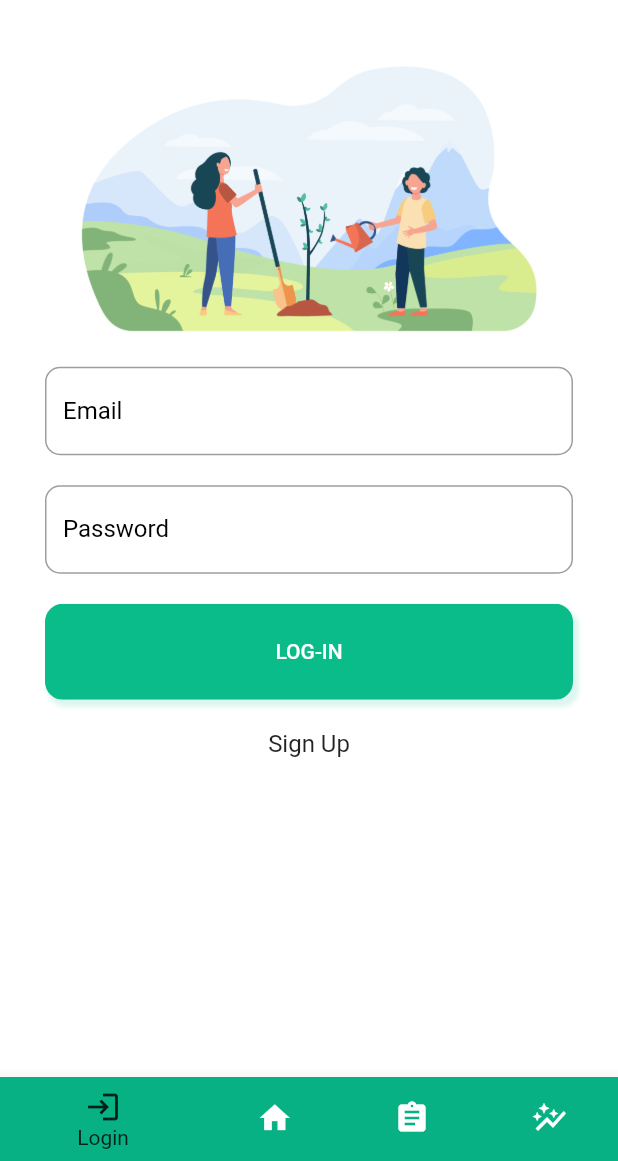
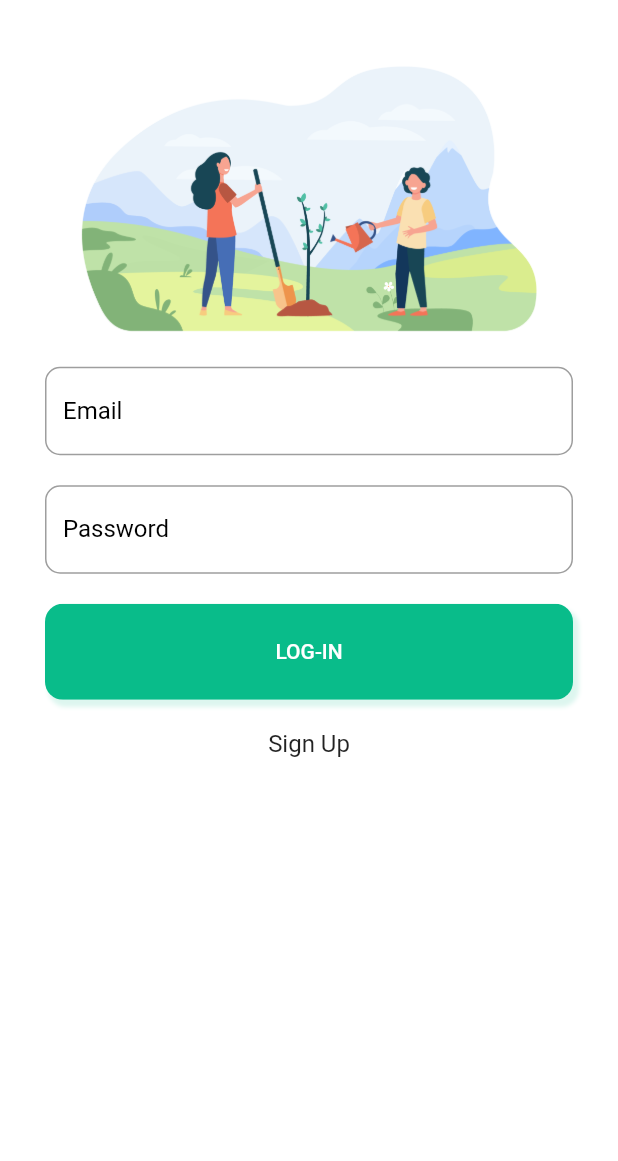
Before and after one commit to jeyeong/climate-ark-app, a Flutter app: the screen it shows after launch, on a phone screen of 412 x 824 dp, the part 75-1236 px from its top. Run offline on Flutter 3.47's test engine with Material 2 defaults, Android fonts, the phone set to English and light mode, and no system bars; our stand-ins replace cloud_firestore, firebase_auth, firebase_core, fl_chart, fluttericon; accounts and stored records are empty.

Commit message:
removed fake landing page

```diff
--- a/canvas/lib/main.dart
+++ b/canvas/lib/main.dart
@@ -1,5 +1,5 @@
 import 'package:flutter/material.dart';
-import 'package:canvas/views/landing_page.dart';
+import 'package:canvas/views/login_page.dart';
 import 'package:canvas/constants.dart';
 import 'package:firebase_core/firebase_core.dart';
 import 'firebase_options.dart';
@@ -23,7 +23,7 @@ class MyApp extends StatelessWidget {
       theme: ThemeData(
         primaryColor: primaryColor,
       ),
-      home: const LandingPage(),
+      home: const LoginPage(),
     );
   }
 }
--- a/canvas/lib/views/landing_page.dart
+++ b/canvas/lib/views/landing_page.dart
@@ -1,43 +1,98 @@
 import 'package:flutter/material.dart';
 import 'package:canvas/constants.dart';
 import 'package:canvas/views/home_page.dart';
-import 'package:canvas/views/login_page.dart';
+import 'package:canvas/views/action_page.dart';
 import 'package:canvas/views/impact_page.dart';
 import 'package:canvas/components/general/app_bar.dart';
-import 'package:canvas/views/action_page.dart';
 
 import 'package:canvas/data.dart';
+import 'package:canvas/utils/completionHandlers.dart';
 
 class LandingPage extends StatefulWidget {
-  const LandingPage({Key? key}) : super(key: key);
+  const LandingPage({
+    Key? key,
+    required this.accountData,
+    required this.actions,
+  }) : super(key: key);
+
+  final AccountData accountData;
+  final List<CarbonAction> actions;
 
   @override
   State<LandingPage> createState() => _LandingPageState();
 }
 
 class _LandingPageState extends State<LandingPage> {
+  // Action modification logic.
+  late AccountData __accountData = widget.accountData;
+
+  // Handler for adding completed action.
+  void addCompletedAction(int actionID) {
+    DateTime dt = DateTime.now();
+    String completedActionStamp = '${dt.millisecondsSinceEpoch},$actionID';
+
+    // Update state.
+    setState(() {
+      List<List<Object>> newActionsCompleted =
+          List.from(__accountData.actionsCompleted)..add([dt, actionID]);
+      List<List<Object>> newActionsCompletedToday =
+          List.from(__accountData.actionsCompletedToday)..add([dt, actionID]);
+
+      AccountData newAccountData = AccountData(
+        __accountData.accountID,
+        __accountData.firstName,
+        __accountData.lastName,
+        __accountData.streak,
+        newActionsCompleted,
+        newActionsCompletedToday,
+      );
+
+      __accountData = newAccountData;
+    });
+
+    // Add to DB.
+    addCompletedActionToDB(completedActionStamp, __accountData.accountID);
+  }
+
+  // Handler for removing completed action.
+  void removeCompletedAction(String completedActionStamp) {
+    // Update state.
+    setState(() {
+      List<List<Object>> newActionsCompleted =
+          List.from(__accountData.actionsCompleted)
+            ..removeWhere((element) {
+              DateTime dt = element[0] as DateTime;
+              int actionID = element[1] as int;
+              return '${dt.millisecondsSinceEpoch},$actionID' ==
+                  completedActionStamp;
+            });
+      List<List<Object>> newActionsCompletedToday =
+          List.from(__accountData.actionsCompletedToday)
+            ..removeWhere((element) {
+              DateTime dt = element[0] as DateTime;
+              int actionID = element[1] as int;
+              return '${dt.millisecondsSinceEpoch},$actionID' ==
+                  completedActionStamp;
+            });
+
+      AccountData newAccountData = AccountData(
+        __accountData.accountID,
+        __accountData.firstName,
+        __accountData.lastName,
+        __accountData.streak,
+        newActionsCompleted,
+        newActionsCompletedToday,
+      );
+
+      __accountData = newAccountData;
+    });
+
+    // Remove from DB.
+    removeCompletedActionFromDB(completedActionStamp, __accountData.accountID);
+  }
+
+  // Navigation bar logic.
   int _selectedIndex = 0;
-  static const TextStyle optionStyle =
-      TextStyle(fontSize: 30, fontWeight: FontWeight.bold);
-  static final List<Widget> _widgetOptions = <Widget>[
-    const LoginPage(),
-    HomePage(
-      accountData: fakeAccountData,
-      actions: fakeActions,
-      addCompletedAction: () {},
-      removeCompletedAction: () {},
-    ),
-    ActionPage(
-      accountData: fakeAccountData,
-      actions: fakeActions,
-      addCompletedAction: () {},
-      removeCompletedAction: () {},
-    ),
-    ImpactPage(
-      accountData: fakeAccountData,
-      actions: fakeActions,
-    ),
-  ];
 
   void _onItemTapped(int index) {
     setState(() {
@@ -47,6 +102,25 @@ class _LandingPageState extends State<LandingPage> {
 
   @override
   Widget build(BuildContext context) {
+    List<Widget> _widgetOptions = <Widget>[
+      HomePage(
+        accountData: __accountData,
+        actions: widget.actions,
+        addCompletedAction: addCompletedAction,
+        removeCompletedAction: removeCompletedAction,
+      ),
+      ActionPage(
+        accountData: __accountData,
+        actions: fakeActions,
+        addCompletedAction: addCompletedAction,
+        removeCompletedAction: removeCompletedAction,
+      ),
+      ImpactPage(
+        accountData: __accountData,
+        actions: fakeActions,
+      ),
+    ];
+
     return Scaffold(
       backgroundColor: primaryWhite,
       appBar: const PreferredSize(
@@ -57,28 +131,20 @@ class _LandingPageState extends State<LandingPage> {
       bottomNavigationBar: BottomNavigationBar(
         items: const <BottomNavigationBarItem>[
           BottomNavigationBarItem(
-            icon: Icon(Icons.login),
-            label: 'Login',
-            backgroundColor: Color(0xff08b184),
-          ),
-          BottomNavigationBarItem(
             icon: Icon(Icons.home),
             label: 'Home',
-            backgroundColor: Color(0xff08b184),
           ),
           BottomNavigationBarItem(
             icon: Icon(Icons.assignment),
             label: 'Action',
-            backgroundColor: Color(0xff08b184),
           ),
           BottomNavigationBarItem(
             icon: Icon(Icons.auto_graph),
             label: 'Impact',
-            backgroundColor: Color(0xff08b184),
           ),
         ],
         currentIndex: _selectedIndex,
-        selectedItemColor: const Color(0xff012019),
+        selectedItemColor: primaryDarkestColor,
         onTap: _onItemTapped,
       ),
     );
--- a/canvas/lib/views/login_page.dart
+++ b/canvas/lib/views/login_page.dart
@@ -1,10 +1,11 @@
 import 'package:canvas/constants.dart';
 import 'package:flutter/material.dart';
 
-import 'package:canvas/views/actual_landing_page.dart';
+import 'package:canvas/views/landing_page.dart';
 import 'package:canvas/views/sign_up_page.dart';
 import 'package:canvas/components/general/input_field.dart';
 import 'package:canvas/components/general/button.dart';
+import 'package:canvas/components/general/app_bar.dart';
 import 'package:canvas/data.dart';
 import 'package:cloud_firestore/cloud_firestore.dart';
 import 'package:firebase_auth/firebase_auth.dart';
@@ -130,7 +131,13 @@ class _LoginPageState extends State<LoginPage> {
 
   @override
   Widget build(BuildContext context) {
-    return SafeArea(
+    return Scaffold(
+      backgroundColor: primaryWhite,
+      appBar: const PreferredSize(
+        preferredSize: Size.fromHeight(50),
+        child: JanusAppBar(),
+      ),
+      body: SafeArea(
           child: Container(
         margin: const EdgeInsets.symmetric(vertical: 20, horizontal: 30),
         child: Form(
@@ -167,7 +174,8 @@ class _LoginPageState extends State<LoginPage> {
                   onTap: () {
                     Navigator.push(
                       context,
-                    MaterialPageRoute(builder: (context) => const SignUpPage()),
+                      MaterialPageRoute(
+                          builder: (context) => const SignUpPage()),
                     );
                   },
                 ),
@@ -175,6 +183,7 @@ class _LoginPageState extends State<LoginPage> {
             ),
           ),
         ),
-    ));
+      )),
+    );
   }
 }
```
Also changed, not shown: canvas/lib/views/actual_landing_page.dart (deleted, +0 -152 lines). Lines whose indentation alone changed are shown as unchanged.
